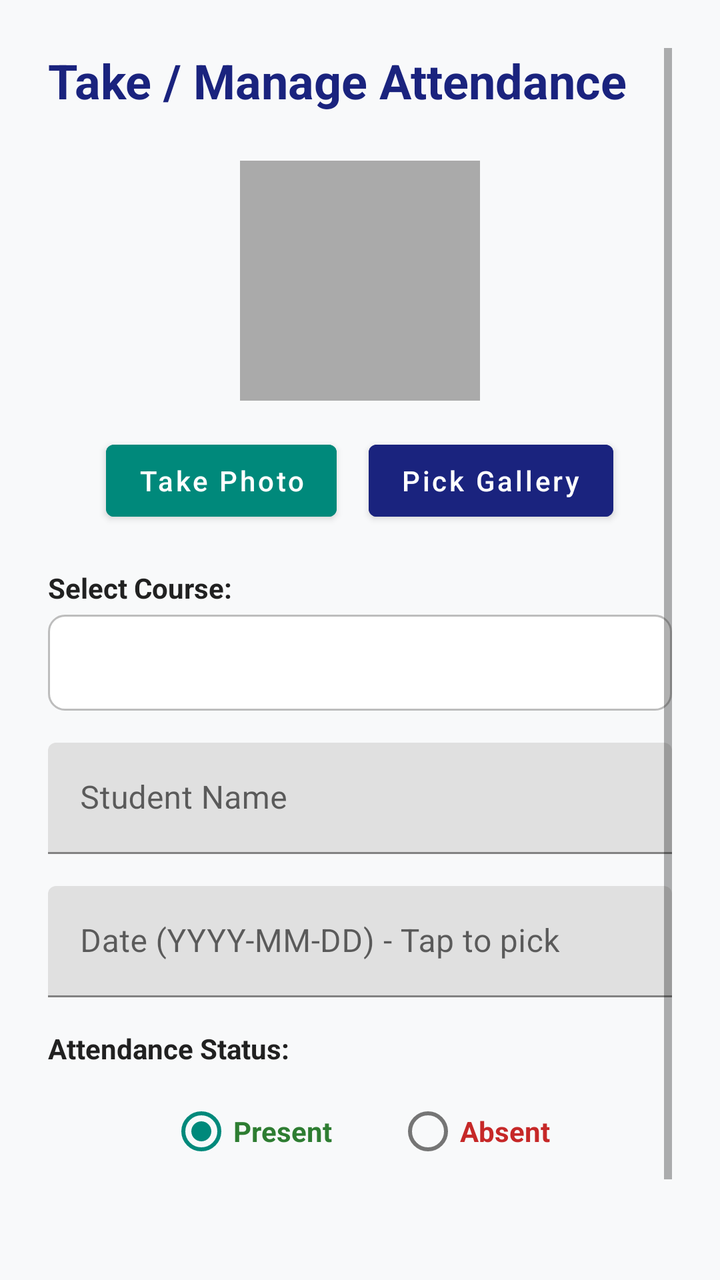
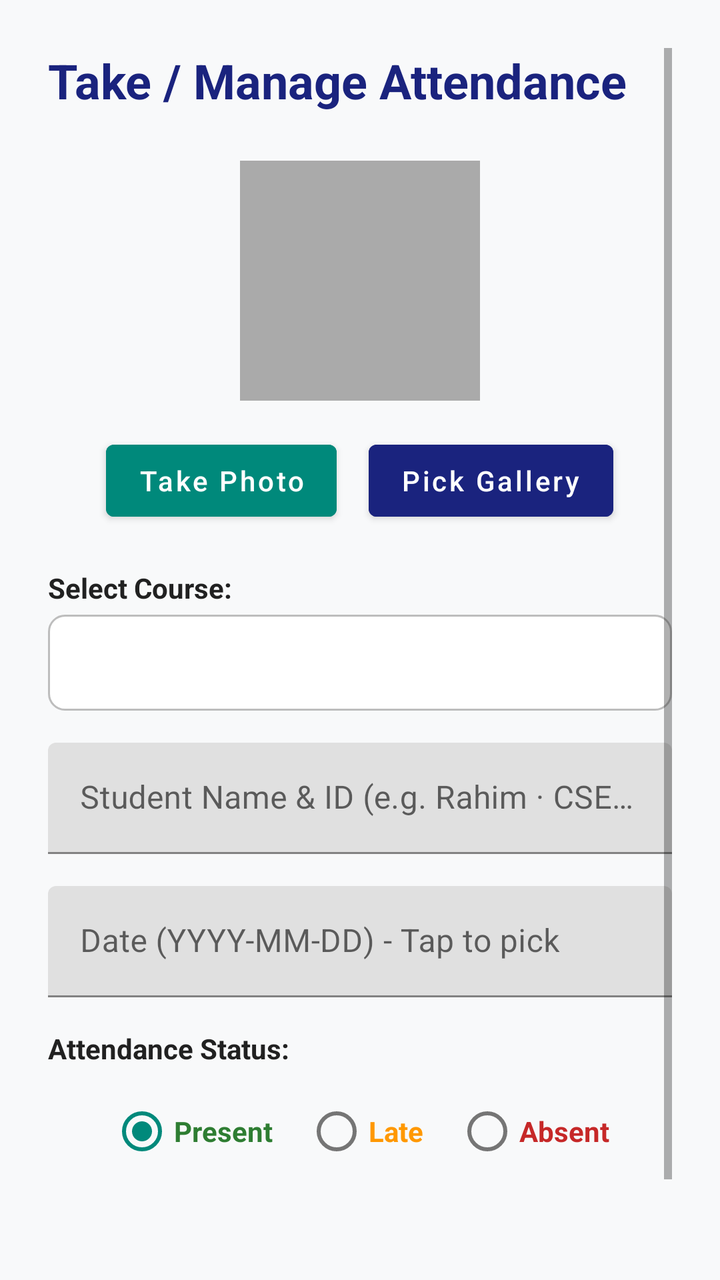

Compare the two renders of this Android layout. The source of the first and the diff that turns it into the second are given below.
<!-- AndroidManifest.xml: activity theme Theme.Attendance_system -->
<!-- res/layout/activity_add_edit.xml -->
<?xml version="1.0" encoding="utf-8"?>
<ScrollView xmlns:android="http://schemas.android.com/apk/res/android"
    android:layout_width="match_parent"
    android:layout_height="match_parent"
    android:background="@color/background_light"
    android:fillViewport="true"
    android:padding="24dp">

    <LinearLayout
        android:layout_width="match_parent"
        android:layout_height="wrap_content"
        android:orientation="vertical">

        <TextView
            android:layout_width="wrap_content"
            android:layout_height="wrap_content"
            android:layout_marginBottom="24dp"
            android:text="Take / Manage Attendance"
            android:textColor="@color/primary_navy"
            android:textSize="24sp"
            android:textStyle="bold" />

        <ImageView
            android:id="@+id/ivPhoto"
            android:layout_width="120dp"
            android:layout_height="120dp"
            android:layout_gravity="center_horizontal"
            android:layout_marginBottom="16dp"
            android:background="@android:color/darker_gray"
            android:contentDescription="Student Photo"
            android:scaleType="centerCrop" />

        <LinearLayout
            android:layout_width="match_parent"
            android:layout_height="wrap_content"
            android:layout_marginBottom="20dp"
            android:gravity="center"
            android:orientation="horizontal">

            <Button
                android:id="@+id/btnCamera"
                android:layout_width="wrap_content"
                android:layout_height="wrap_content"
                android:layout_marginEnd="8dp"
                android:backgroundTint="@color/accent_teal"
                android:text="Take Photo"
                android:textAllCaps="false" />

            <Button
                android:id="@+id/btnGallery"
                android:layout_width="wrap_content"
                android:layout_height="wrap_content"
                android:layout_marginStart="8dp"
                android:backgroundTint="@color/primary_navy"
                android:text="Pick Gallery"
                android:textAllCaps="false" />

        </LinearLayout>

        <TextView
            android:layout_width="wrap_content"
            android:layout_height="wrap_content"
            android:layout_marginBottom="4dp"
            android:text="Select Course:"
            android:textColor="@color/text_dark"
            android:textSize="14sp"
            android:textStyle="bold" />

        <Spinner
            android:id="@+id/spinnerCourses"
            android:layout_width="match_parent"
            android:layout_height="48dp"
            android:layout_marginBottom="16dp"
            android:background="@drawable/bg_search" />

        <com.google.android.material.textfield.TextInputLayout
            android:layout_width="match_parent"
            android:layout_height="wrap_content"
            android:layout_marginBottom="16dp">

            <com.google.android.material.textfield.TextInputEditText
                android:id="@+id/etStudentName"
                android:layout_width="match_parent"
                android:layout_height="wrap_content"
                android:hint="Student Name"
                android:inputType="textPersonName" />

        </com.google.android.material.textfield.TextInputLayout>

        <com.google.android.material.textfield.TextInputLayout
            android:layout_width="match_parent"
            android:layout_height="wrap_content"
            android:layout_marginBottom="16dp">

            <com.google.android.material.textfield.TextInputEditText
                android:id="@+id/etDate"
                android:layout_width="match_parent"
                android:layout_height="wrap_content"
                android:clickable="true"
                android:focusable="false"
                android:hint="Date (YYYY-MM-DD) - Tap to pick"
                android:inputType="date" />

        </com.google.android.material.textfield.TextInputLayout>

        <TextView
            android:layout_width="wrap_content"
            android:layout_height="wrap_content"
            android:layout_marginBottom="8dp"
            android:text="Attendance Status:"
            android:textColor="@color/text_dark"
            android:textSize="14sp"
            android:textStyle="bold" />

        <RadioGroup
            android:id="@+id/rgStatus"
            android:layout_width="match_parent"
            android:layout_height="wrap_content"
            android:layout_marginBottom="24dp"
            android:gravity="center"
            android:orientation="horizontal">

            <RadioButton
                android:id="@+id/rbPresent"
                android:layout_width="wrap_content"
                android:layout_height="wrap_content"
                android:layout_marginEnd="32dp"
                android:checked="true"
                android:text="Present"
                android:textColor="@color/success_green"
                android:textStyle="bold" />

            <RadioButton
                android:id="@+id/rbAbsent"
                android:layout_width="wrap_content"
                android:layout_height="wrap_content"
                android:text="Absent"
                android:textColor="@color/warning_red"
                android:textStyle="bold" />

        </RadioGroup>

        <Button
            android:id="@+id/btnSave"
            android:layout_width="match_parent"
            android:layout_height="56dp"
            android:backgroundTint="@color/primary_navy"
            android:text="Save Attendance"
            android:textAllCaps="false"
            android:textSize="16sp" />

    </LinearLayout>

</ScrollView>
<!-- resources referenced by this layout -->
<resources>
  <color name="accent_teal">#00897B</color>
  <color name="background_light">#F8F9FA</color>
  <color name="primary_navy">#1A237E</color>
  <color name="success_green">#2E7D32</color>
  <color name="text_dark">#212121</color>
  <color name="warning_red">#C62828</color>
  <!-- drawable bg_search (drawable) -->
  <?xml version="1.0" encoding="utf-8"?>
  <shape xmlns:android="http://schemas.android.com/apk/res/android"
      android:shape="rectangle">
      <solid android:color="@color/white" />
      <corners android:radius="8dp" />
      <stroke android:width="1dp" android:color="#BDBDBD" />
  </shape>
  <style name="Theme.Attendance_system" parent="Theme.MaterialComponents.Light.NoActionBar">
          <item name="colorPrimary">@color/purple_500</item>
          <item name="colorPrimaryVariant">@color/purple_700</item>
          <item name="colorOnPrimary">@color/white</item>
          <item name="colorSecondary">@color/teal_200</item>
      </style>
  <color name="white">#FFFFFFFF</color>
  <color name="purple_500">#1A237E</color>
  <color name="purple_700">#0D47A1</color>
  <color name="teal_200">#00897B</color>
</resources>

<!-- the commit's change to res/layout/activity_add_edit.xml (unified diff, before → after) -->
@@ -82,7 +82,7 @@
                 android:id="@+id/etStudentName"
                 android:layout_width="match_parent"
                 android:layout_height="wrap_content"
-                android:hint="Student Name"
+                android:hint="Student Name &amp; ID (e.g. Rahim · CSE-101)"
                 android:inputType="textPersonName" />
 
         </com.google.android.material.textfield.TextInputLayout>
@@ -124,10 +124,19 @@
                 android:id="@+id/rbPresent"
                 android:layout_width="wrap_content"
                 android:layout_height="wrap_content"
-                android:layout_marginEnd="32dp"
+                android:layout_marginEnd="16dp"
                 android:checked="true"
                 android:text="Present"
                 android:textColor="@color/success_green"
+                android:textStyle="bold" />
+
+            <RadioButton
+                android:id="@+id/rbLate"
+                android:layout_width="wrap_content"
+                android:layout_height="wrap_content"
+                android:layout_marginEnd="16dp"
+                android:text="Late"
+                android:textColor="#FF9800"
                 android:textStyle="bold" />
 
             <RadioButton
